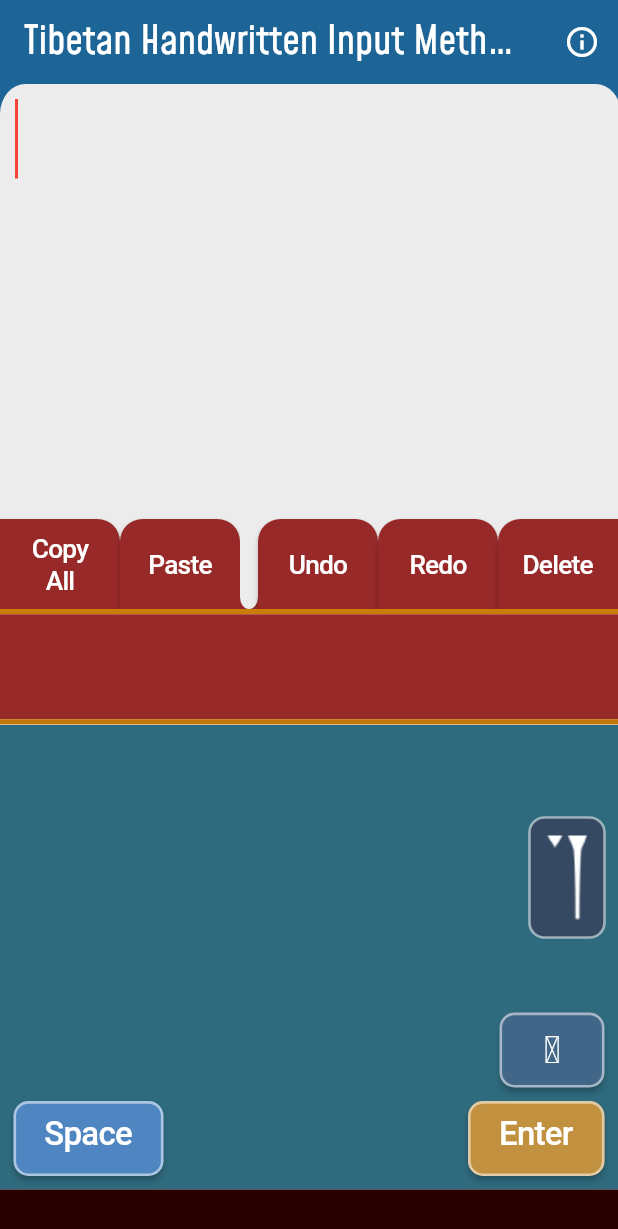
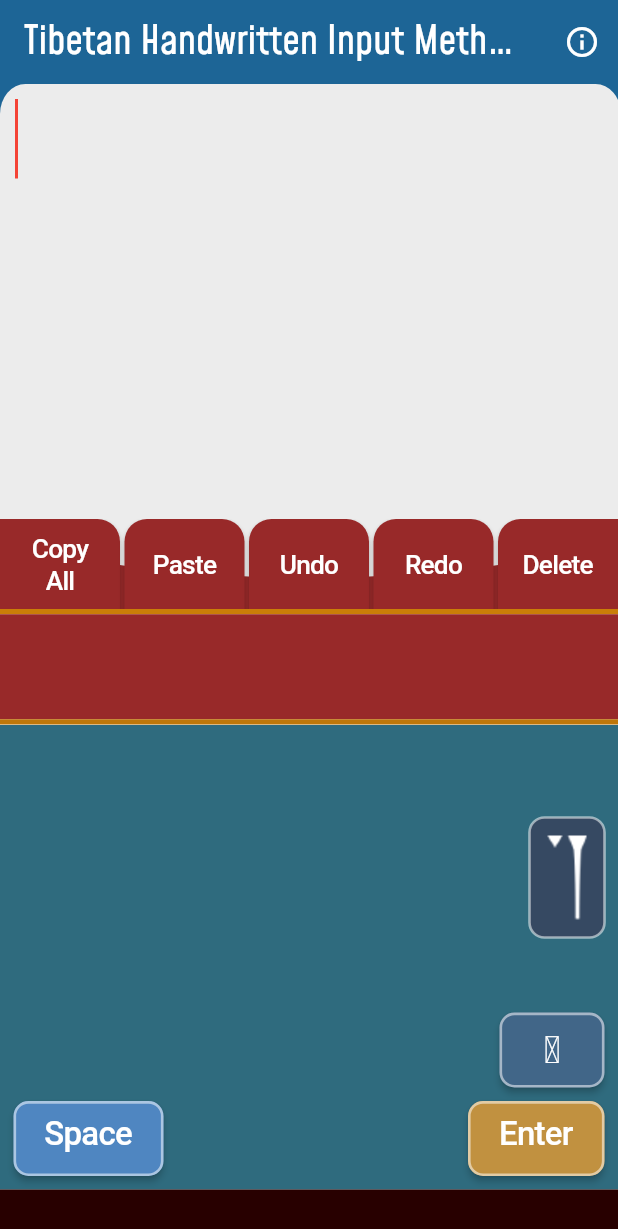
Before and after one commit to R-S-W/Write-Tibetan, a Flutter app: the screen it shows after launch, on a phone screen of 412 x 824 dp. Shown: the top 1229 px of the screen. Run offline on Flutter 3.47's test engine with Material 2 defaults, Android fonts, the phone set to English and light mode, and no system bars; missing offline and left inert: clipboard; Roboto replaces fonts that are missing (ShipporiAntiqueB1).

Commit message:
Restyle button row in TextDisplay
Created a CustomPaint and a CustomPainter called ButtonRowBackgroundPainter to paint behind the row of buttons in text_display

```diff
--- a/lib/app_body_files/text_display.dart
+++ b/lib/app_body_files/text_display.dart
@@ -59,7 +59,10 @@ class _TextDisplayState extends State<TextDisplay> {
               ),
             ),
           ),
-          Container(
+          ClipRect(
+            child: CustomPaint(
+              painter: ButtonRowBackgroundPainter(),
+              child: Container(
                 child: Row(//Copy, Delete Buttons
                   mainAxisAlignment: MainAxisAlignment.spaceBetween,
                   children: <Widget>[
@@ -80,28 +83,6 @@ class _TextDisplayState extends State<TextDisplay> {
                             (pasteText) => appBrain.addWord(pasteText)
                           );
                         }
-                ),
-
-
-                Expanded(//Spacer
-                  child: Stack(
-                    children: <Widget>[
-                      Container(
-                        color:kTRed,
-                        height:60
-                      ),
-                      Container(
-                        height:60,
-                        decoration: BoxDecoration(
-                          color:kTWhite,
-                          borderRadius: BorderRadius.only(
-                            bottomLeft:Radius.elliptical(15,20),
-                            bottomRight: Radius.elliptical(15,20)
-                          ),
-                        ),
-                      )
-                    ]
-                  )
                     ),
 
 
@@ -149,8 +130,37 @@ class _TextDisplayState extends State<TextDisplay> {
                   ]
                 ),
               ),
+            ),
+          ),
         ]
       ),
     );
   }
 }
+
+
+
+class ButtonRowBackgroundPainter extends CustomPainter {
+  @override
+  void paint(Canvas canvas, Size size){
+    final paintSettings1 = Paint()
+      ..color = kCopyButtonColor ;
+    final paintSettings2 = Paint()
+      ..blendMode = BlendMode.clear;
+      // ..color = Colors.white;
+    Rect canvasRectangle = Rect.fromLTRB(0, 0, size.width, size.height);
+    double h = size.height*1.3;
+    Rect ovalRectangle = Rect.fromCenter(
+        center: Offset(size.width/2,0),
+        width: size.width,
+        height: h);
+    canvas.saveLayer(canvasRectangle, Paint());
+    canvas.drawRect(canvasRectangle, paintSettings1);
+    canvas.drawOval(ovalRectangle, paintSettings2);
+    canvas.restore();
+  }
+
+  @override
+  bool shouldRepaint(CustomPainter oldDelegate) => false;
+
+}
```
Lines whose indentation alone changed are shown as unchanged.
